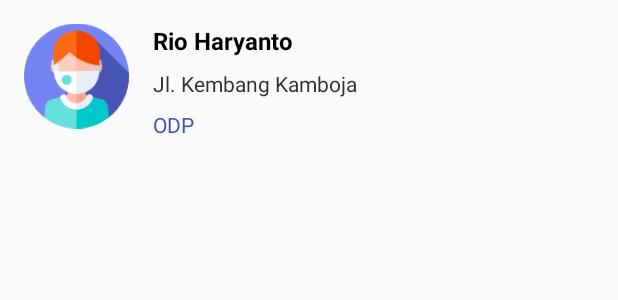
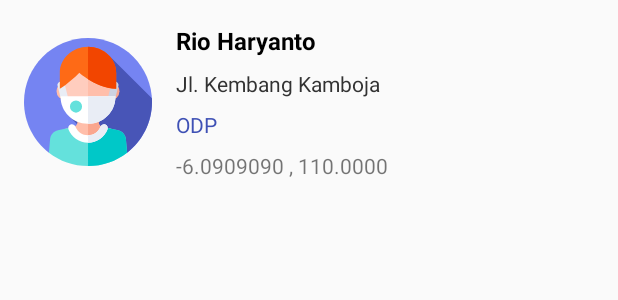
Before and after one commit to roningrum/BidikCovid, an Android app: the layout item_info_covid_pasien.xml on its own in the app's theme, with its tools: preview values and no code run, on a phone screen of 412 x 824 dp. Shown: the top 300 px of the screen. Run offline under Robolectric (Android 15) with nearby library versions, the phone set to English and light mode, and no system bars.

Commit message:
update lat lng

```diff
--- a/app/src/main/java/id/go/dkksemarang/bidikcovid/pasien/adapter/InfoCovidAdapter.kt
+++ b/app/src/main/java/id/go/dkksemarang/bidikcovid/pasien/adapter/InfoCovidAdapter.kt
@@ -32,6 +32,9 @@ class InfoCovidAdapter(val infoCovidList: List<InfoCovid>, var context: Context?
             itemView.tv_nama_pasien.text = infoCovid.nama
             itemView.tv_alamat_pasien.text = infoCovid.alamat
             itemView.tv_status_pasien.text = infoCovid.status
+            val lat = infoCovid.lat.toString()
+            val lng = infoCovid.lng.toString()
+            itemView.tv_koordinat_pasien.text = "$lat, $lng"
             itemView.setOnClickListener {
                 onItemClickCallback.onItemClicked(infoCovidList[adapterPosition])
             }
--- a/app/src/main/java/id/go/dkksemarang/bidikcovid/pasien/model/InfoCovidResponse.kt
+++ b/app/src/main/java/id/go/dkksemarang/bidikcovid/pasien/model/InfoCovidResponse.kt
@@ -23,7 +23,11 @@ data class InfoCovid(
     @SerializedName("status")
     var status: String? = null,
     @SerializedName("alasan")
-    var alasan: String? = null
+    var alasan: String? = null,
+    @SerializedName("latitude")
+    var lat: Double?=null,
+    @SerializedName("longitude")
+    var lng: Double?=null
 ):Parcelable
 
 data class pasienLokasi(
--- a/app/src/main/java/id/go/dkksemarang/bidikcovid/pasien/viewmodel/CovidPasienViewModel.kt
+++ b/app/src/main/java/id/go/dkksemarang/bidikcovid/pasien/viewmodel/CovidPasienViewModel.kt
@@ -17,7 +17,6 @@ import retrofit2.Response
 class CovidPasienViewModel : ViewModel() {
     private val covidPasienList: MutableLiveData<List<InfoCovid>> = MutableLiveData()
     private val covidPasienLokasi: MutableLiveData<pasienLokasi> = MutableLiveData()
-    private lateinit var view: SearchPasienFragment
 
     fun getInfoCovidPasien(username: String, token: String, nama: String) {
         val infoCovidPasienCall: Call<InfoCovidResponse> =
@@ -36,7 +35,6 @@ class CovidPasienViewModel : ViewModel() {
                     Log.w("Username", "Username $username")
                 } else {
                     Log.w("Pesan", "Gagal karena ${response.body()?.message}")
-                    Toast.makeText(view.context, "Gagal Tampil", Toast.LENGTH_SHORT).show()
 
                 }
             }
--- a/app/src/main/java/id/go/dkksemarang/bidikcovid/ui/SearchPasienFragment.kt
+++ b/app/src/main/java/id/go/dkksemarang/bidikcovid/ui/SearchPasienFragment.kt
@@ -30,7 +30,6 @@ import kotlinx.android.synthetic.main.fragment_search_pasien.*
 /**
  * A simple [Fragment] subclass.
  */
-@Suppress("TYPE_INFERENCE_ONLY_INPUT_TYPES_WARNING")
 class SearchPasienFragment : Fragment() {
     private lateinit var covidPasienViewModel: CovidPasienViewModel
     private  var  querySearchResult: String?=null
--- a/app/src/main/res/layout/item_info_covid_pasien.xml
+++ b/app/src/main/res/layout/item_info_covid_pasien.xml
@@ -7,10 +7,11 @@
 
     <ImageView
         android:id="@+id/ic_person"
-        android:layout_width="70dp"
+        android:layout_width="85dp"
         android:layout_height="85dp"
         android:layout_marginStart="16dp"
-        android:layout_marginBottom="8dp"
+        android:layout_marginTop="16dp"
+        android:layout_marginBottom="16dp"
         app:layout_constraintBottom_toBottomOf="parent"
         app:layout_constraintStart_toStartOf="parent"
         app:layout_constraintTop_toTopOf="parent"
@@ -51,11 +52,25 @@
         android:layout_marginStart="16dp"
         android:layout_marginTop="8dp"
         android:layout_marginEnd="16dp"
+        android:textColor="#3F51B5"
+        app:layout_constraintEnd_toEndOf="parent"
+        app:layout_constraintHorizontal_bias="1.0"
+        app:layout_constraintStart_toEndOf="@+id/ic_person"
+        app:layout_constraintTop_toBottomOf="@+id/tv_alamat_pasien"
+        tools:text="ODP" />
+
+    <TextView
+        android:id="@+id/tv_koordinat_pasien"
+        android:layout_width="0dp"
+        android:layout_height="wrap_content"
+        android:layout_marginStart="16dp"
+        android:layout_marginTop="8dp"
+        android:layout_marginEnd="16dp"
         android:layout_marginBottom="16dp"
-        android:textColor="#3F51B5"
         app:layout_constraintBottom_toBottomOf="parent"
         app:layout_constraintEnd_toEndOf="parent"
         app:layout_constraintStart_toEndOf="@+id/ic_person"
-        app:layout_constraintTop_toBottomOf="@+id/tv_alamat_pasien"
-        tools:text="ODP" />
+        app:layout_constraintTop_toBottomOf="@+id/tv_status_pasien"
+        tools:text="-6.0909090 , 110.0000 " />
+
 </androidx.constraintlayout.widget.ConstraintLayout>
--- a/app/src/main/res/layout/layout_start_view.xml
+++ /dev/null
@@ -1,6 +0,0 @@
-<?xml version="1.0" encoding="utf-8"?>
-<androidx.constraintlayout.widget.ConstraintLayout
-    xmlns:android="http://schemas.android.com/apk/res/android" android:layout_width="match_parent"
-    android:layout_height="match_parent">
-
-</androidx.constraintlayout.widget.ConstraintLayout>
```
